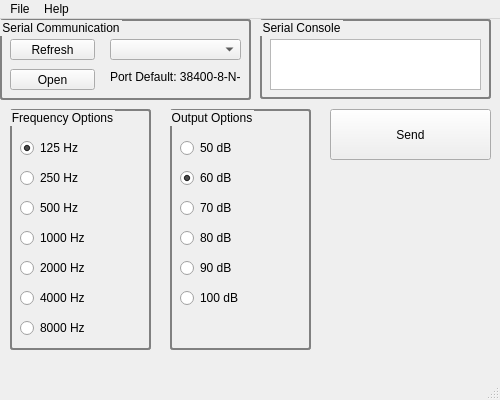
Qt form actual/interface/desktop/testBPFK/bpfk.ui (VibrasticLab/pikoakustik2) before a commit.
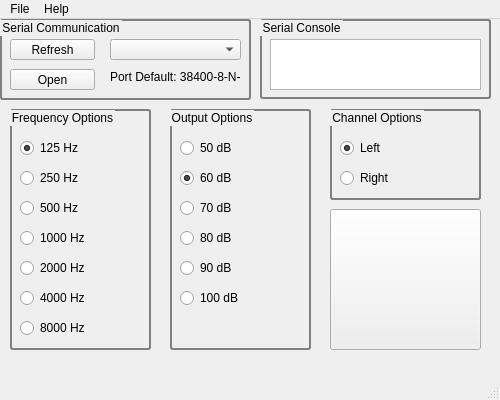
The same form after that commit. Icons and pictures are not drawn.

Commit message: BPFK Interface

Patch:
```diff
--- a/actual/interface/desktop/testBPFK/bpfk.ui
+++ b/actual/interface/desktop/testBPFK/bpfk.ui
@@ -336,22 +336,32 @@
     <property name="geometry">
      <rect>
       <x>330</x>
-      <y>90</y>
-      <width>161</width>
-      <height>51</height>
+      <y>190</y>
+      <width>151</width>
+      <height>141</height>
      </rect>
     </property>
     <property name="text">
-     <string>Send</string>
+     <string/>
+    </property>
+    <property name="icon">
+     <iconset resource="testBPFK.qrc">
+      <normaloff>:/images/elbicare-logo.png</normaloff>:/images/elbicare-logo.png</iconset>
+    </property>
+    <property name="iconSize">
+     <size>
+      <width>128</width>
+      <height>128</height>
+     </size>
     </property>
    </widget>
-   <widget class="QLabel" name="lblLogo">
+   <widget class="QGroupBox" name="grpChannel">
     <property name="geometry">
      <rect>
-      <x>340</x>
-      <y>170</y>
-      <width>141</width>
-      <height>141</height>
+      <x>330</x>
+      <y>90</y>
+      <width>151</width>
+      <height>91</height>
      </rect>
     </property>
     <property name="styleSheet">
@@ -361,15 +371,38 @@
  } 
 </string>
     </property>
-    <property name="text">
-     <string/>
+    <property name="title">
+     <string>Channel Options</string>
     </property>
-    <property name="pixmap">
-     <pixmap resource="testBPFK.qrc">:/images/elbicare-logo.png</pixmap>
-    </property>
-    <property name="scaledContents">
-     <bool>true</bool>
-    </property>
+    <widget class="QRadioButton" name="rbtChLeft">
+     <property name="geometry">
+      <rect>
+       <x>10</x>
+       <y>30</y>
+       <width>88</width>
+       <height>18</height>
+      </rect>
+     </property>
+     <property name="text">
+      <string>Left</string>
+     </property>
+     <property name="checked">
+      <bool>true</bool>
+     </property>
+    </widget>
+    <widget class="QRadioButton" name="rbtChRight">
+     <property name="geometry">
+      <rect>
+       <x>10</x>
+       <y>60</y>
+       <width>88</width>
+       <height>18</height>
+      </rect>
+     </property>
+     <property name="text">
+      <string>Right</string>
+     </property>
+    </widget>
    </widget>
   </widget>
   <widget class="QMenuBar" name="menubar">
```
The commit also changes 3 other files.
